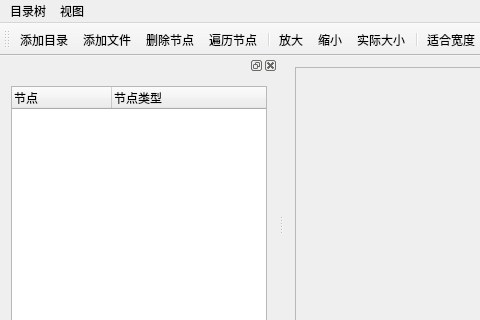
First picture: the form in chap04/samp4_8/mainwindow.ui, repository LIKESCX/qt_Study, before the edit; both pictures show x 0 to 480 and y 0 to 320 of the 782 by 413 pixel window.
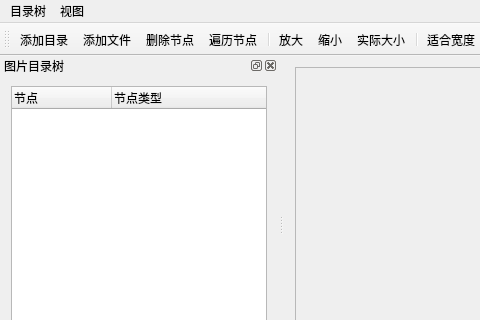
Second picture: the form after the edit. Icons and pictures are not drawn.

Commit message: 添加图片目录树

What changed in the file:
```diff
--- a/chap04/samp4_8/mainwindow.ui
+++ b/chap04/samp4_8/mainwindow.ui
@@ -114,6 +114,9 @@
    <property name="allowedAreas">
     <set>Qt::LeftDockWidgetArea|Qt::RightDockWidgetArea</set>
    </property>
+   <property name="windowTitle">
+    <string>图片目录树</string>
+   </property>
    <attribute name="dockWidgetArea">
     <number>1</number>
    </attribute>
```
Left out of the diff: 8 changed lines with no effect on the pictures. The commit also changes 2 other files.
